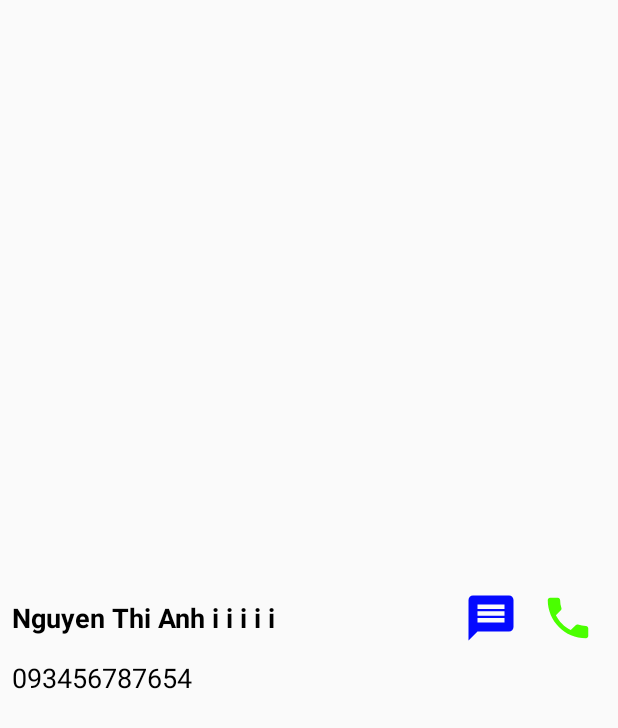
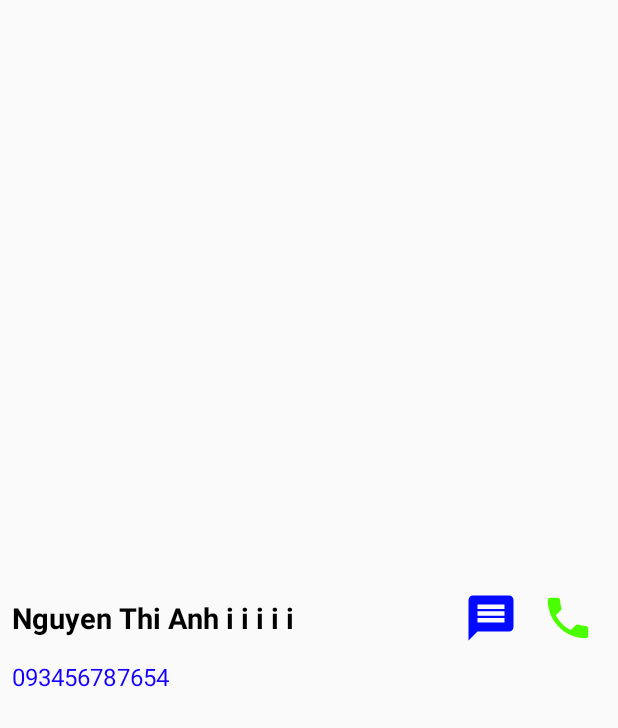
Before and after one commit to hajaulee/android-simple-contacts, an Android app: the layout listview_item.xml on its own in the app's theme, with its tools: preview values and no code run, on a phone screen of 412 x 824 dp. Shown: the top 728 px of the screen. Run offline under Robolectric (Android 15) with nearby library versions, the phone set to English and light mode, and no system bars.

Commit message:
Edit text size

```diff
--- a/src/main/res/layout/listview_item.xml
+++ b/src/main/res/layout/listview_item.xml
@@ -12,7 +12,7 @@
     android:paddingStart="8dp"
     android:paddingEnd="12dp"
     android:maxWidth="320dp"
-    android:textSize="18sp"
+    android:textSize="19sp"
     android:textStyle="bold"
     android:textColor="@color/dark"
     android:text="@string/name"/>
@@ -22,10 +22,10 @@
     android:layout_height="wrap_content"
     android:layout_below="@id/name"
     android:layout_marginTop="15dp"
-    android:textColor="@color/dark"
+    android:textColor="@color/colorPrimary"
     android:paddingStart="8dp"
     android:paddingEnd="12dp"
-    android:textSize="18sp"
+    android:textSize="16sp"
     android:text="@string/num"/>
 
 <ImageButton
```
Also changed, not shown: 1 other file.
